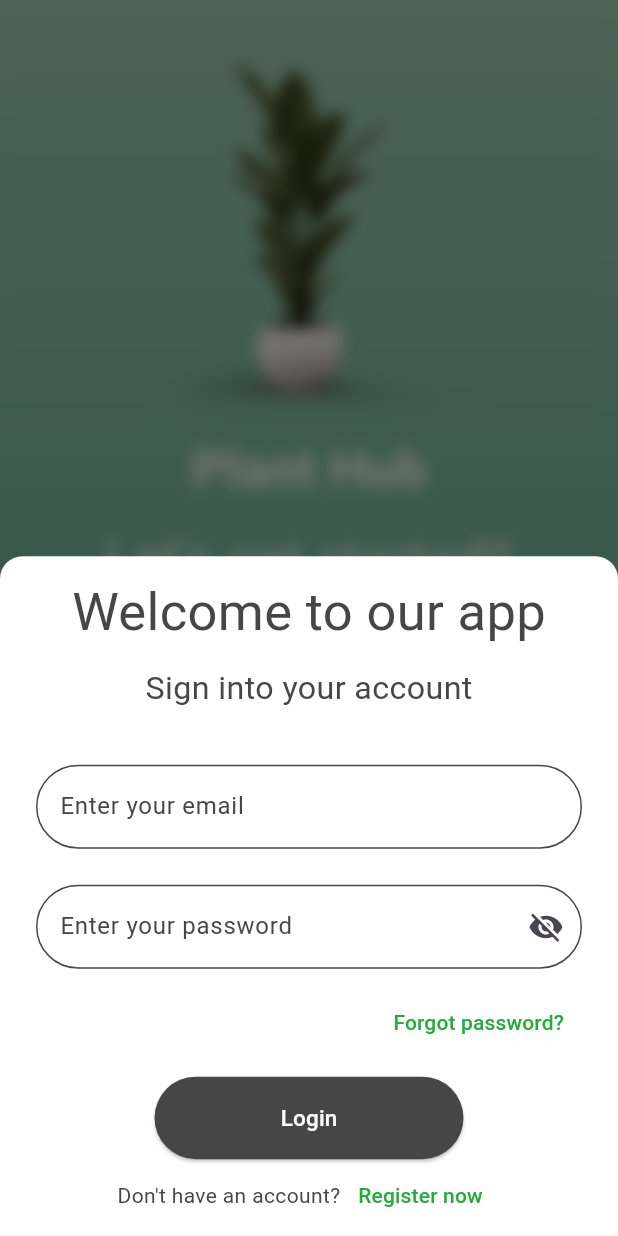
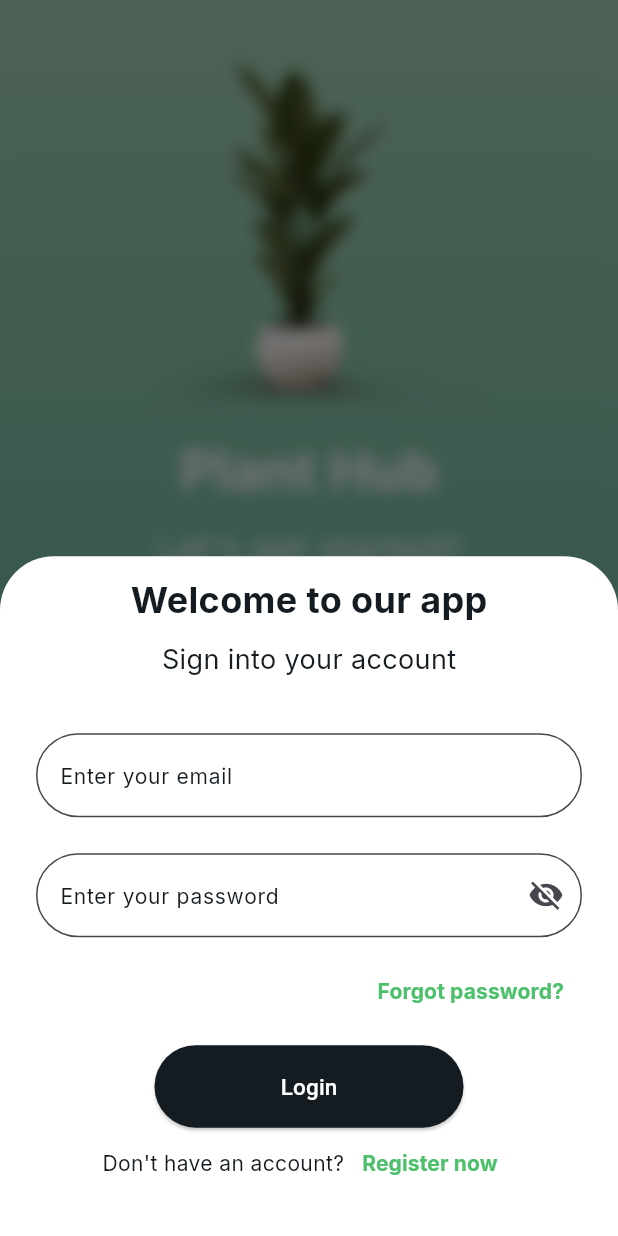
Before and after one commit to ScythK0TH/PlantDiseaseDetector, a Flutter app: the screen it shows after launch, after a tap on "Sign Up", after a tap on "Log In", on a phone screen of 412 x 824 dp. Run offline on Flutter 3.47's test engine with Material 3 defaults, Android fonts, the light colour scheme and no system bars; drawn by our look-alikes of animated_text_kit; our stand-ins replace equatable, flutter_bloc, google_fonts, image_picker; missing offline and left inert: bcrypt, mongo_dart, tflite_flutter; Roboto replaces fonts that are missing (Prompt).

Commit message:
version 0.5.1 by Patty

```diff
--- a/lib/main.dart
+++ b/lib/main.dart
@@ -20,7 +20,7 @@ class MainApp extends StatelessWidget {
         initialRoute: '/',
         routes: {
           '/': (context) => FirstPageScreen(),
-          '/recogniser': (context) => Recogniser(),
+          '/camera': (context) => Recogniser(),
         });
   }
 }
--- a/lib/style.dart
+++ b/lib/style.dart
@@ -59,6 +59,22 @@ TextStyle descTextStyleWhite({FontWeight fontWeight = FontWeight.normal}) =>
       decoration: TextDecoration.none,
     );
 
+TextStyle subDescTextStyleDark({FontWeight fontWeight = FontWeight.normal}) =>
+    GoogleFonts.inter(
+      fontSize: 14,
+      fontWeight: fontWeight,
+      color: primaryColor,
+      decoration: TextDecoration.none,
+    );
+
+TextStyle subDescTextStyleWhite({FontWeight fontWeight = FontWeight.normal}) =>
+    GoogleFonts.inter(
+      fontSize: 14,
+      fontWeight: fontWeight,
+      color: bgColor,
+      decoration: TextDecoration.none,
+    );
+
 // Alert & Success
 TextStyle alertTextStyle({FontWeight fontWeight = FontWeight.normal}) =>
     GoogleFonts.inter(
@@ -75,3 +91,19 @@ TextStyle successTextStyle({FontWeight fontWeight = FontWeight.normal}) =>
       color: successColor,
       decoration: TextDecoration.none,
     );
+
+TextStyle subAlertTextStyle({FontWeight fontWeight = FontWeight.normal}) =>
+    GoogleFonts.inter(
+      fontSize: 14,
+      fontWeight: fontWeight,
+      color: alertColor,
+      decoration: TextDecoration.none,
+    );
+
+TextStyle subSuccessTextStyle({FontWeight fontWeight = FontWeight.normal}) =>
+    GoogleFonts.inter(
+      fontSize: 14,
+      fontWeight: fontWeight,
+      color: successColor,
+      decoration: TextDecoration.none,
+    );
--- a/lib/widget/first_page.dart
+++ b/lib/widget/first_page.dart
@@ -2,6 +2,7 @@ import 'dart:ui';
 
 import 'package:animated_text_kit/animated_text_kit.dart';
 import 'package:flutter/material.dart';
+import 'package:project_pdd/style.dart';
 import 'package:project_pdd/widget/storage_page.dart';
 import 'login.dart';
 import 'register.dart';
@@ -77,14 +78,9 @@ class FirstPageScreenState extends State<FirstPageScreen> {
               // เพิ่มชื่อแอพใต้ภาพ
               Padding(
                 padding: EdgeInsets.only(top: 10.0),
-                child: Text(
-                  "Plant Hub", // ชื่อแอพที่คุณต้องการ
-                  style: TextStyle(
-                    color: Color.fromARGB(255, 255, 255, 255),
-                    fontSize: 35.0,
-                    fontWeight: FontWeight.bold,
-                  ),
-                ),
+                child: Text('Plant Hub',
+                    style:
+                        mainTitleTextStyleWhite(fontWeight: FontWeight.bold)),
               ),
               Flexible(
                 flex: 1, // เพิ่มส่วนนี้สำหรับข้อความที่พิมพ์
@@ -102,9 +98,7 @@ class FirstPageScreenState extends State<FirstPageScreen> {
                         animatedTexts: [
                           TypewriterAnimatedText(
                             textSequence[index],
-                            textStyle: TextStyle(
-                                color: Color.fromARGB(255, 255, 255, 255),
-                                fontSize: 35.0),
+                            textStyle: subTitleTextStyleWhite(fontWeight: FontWeight.normal),
                             speed: Duration(milliseconds: 200),
                             cursor: '|', // Cursor ที่ท้ายข้อความ
                           ),
@@ -125,9 +119,9 @@ class FirstPageScreenState extends State<FirstPageScreen> {
                     children: [
                       ElevatedButton(
                         style: ElevatedButton.styleFrom(
-                          backgroundColor: Color.fromARGB(255, 255, 255, 255),
+                          backgroundColor: bgColor,
                           shape: RoundedRectangleBorder(
-                            borderRadius: BorderRadius.circular(50.0),
+                            borderRadius: BorderRadius.circular(36.0),
                           ),
                           minimumSize: Size(0.70 * screenWidth, 55.0),
                         ),
@@ -170,19 +164,18 @@ class FirstPageScreenState extends State<FirstPageScreen> {
                         child: Text(
                           'Sign Up',
                           style:
-                              TextStyle(color: Color(0xFF464646), fontSize: 16),
+                              descTextStyleDark(fontWeight: FontWeight.normal),
                         ),
                       ),
                       SizedBox(height: 15),
                       OutlinedButton(
                         style: OutlinedButton.styleFrom(
                           shape: RoundedRectangleBorder(
-                            borderRadius: BorderRadius.circular(50.0),
+                            borderRadius: BorderRadius.circular(36.0),
                           ),
                           minimumSize: Size(0.70 * screenWidth, 55.0),
                           side: BorderSide(
-                            color: Color.fromARGB(
-                                255, 255, 255, 255), // สีของเส้นขอบ
+                            color: bgColor, // สีของเส้นขอบ
                             width: 2.0, // ความหนาของเส้นขอบ
                           ),
                         ),
@@ -224,9 +217,7 @@ class FirstPageScreenState extends State<FirstPageScreen> {
                         },
                         child: Text(
                           'Log In',
-                          style: TextStyle(
-                              color: Color.fromARGB(255, 255, 255, 255),
-                              fontSize: 16),
+                          style: descTextStyleWhite(fontWeight: FontWeight.normal),
                         ),
                       ),
                       SizedBox(height: 15),
@@ -242,7 +233,7 @@ class FirstPageScreenState extends State<FirstPageScreen> {
                         },
                         child: Text(
                           'Continue without an account',
-                          style: TextStyle(color: Color(0xFF444444)),
+                          style: subDescTextStyleDark(fontWeight: FontWeight.bold),
                         ),
                       ),
                     ],
--- a/lib/widget/login.dart
+++ b/lib/widget/login.dart
@@ -4,6 +4,7 @@ import 'package:animated_text_kit/animated_text_kit.dart';
 import 'package:mongo_dart/mongo_dart.dart' as mongo;
 import 'package:bcrypt/bcrypt.dart';
 import 'package:project_pdd/constant.dart';
+import 'package:project_pdd/style.dart';
 import 'package:project_pdd/widget/register.dart';
 import 'storage_page.dart';
 
@@ -83,8 +84,8 @@ class LoginAppState extends State<LoginApp> {
     return Container(
       alignment: Alignment.center,
       decoration: BoxDecoration(
-        color: const Color(0xFFFFFFFF),
-        borderRadius: BorderRadius.vertical(top: Radius.circular(15.0)),
+        color: bgColor,
+        borderRadius: BorderRadius.vertical(top: Radius.circular(36.0)),
       ),
       child: SingleChildScrollView(
         padding: EdgeInsets.only(
@@ -113,8 +114,8 @@ class LoginAppState extends State<LoginApp> {
                           animatedTexts: [
                             TypewriterAnimatedText(
                               textSequence[index],
-                              textStyle: TextStyle(
-                                  color: Color(0xFF464646), fontSize: 35.0),
+                              textStyle: subTitleTextStyleDark(
+                                  fontWeight: FontWeight.bold),
                               speed: Duration(milliseconds: 150),
                               cursor: '|',
                             ),
@@ -127,8 +128,7 @@ class LoginAppState extends State<LoginApp> {
                     SizedBox(height: 10),
                     Text(
                       "Sign into your account",
-                      style: TextStyle(
-                          color: const Color(0xFF464646), fontSize: 21.5),
+                      style: descTextStyleDark(fontWeight: FontWeight.normal),
                     ),
                   ],
                 ),
@@ -146,14 +146,15 @@ class LoginAppState extends State<LoginApp> {
                         controller: _emailController,
                         decoration: InputDecoration(
                           border: OutlineInputBorder(
-                              borderSide: BorderSide(
-                                  color: Color(0xFF464646), width: 2),
+                              borderSide:
+                                  BorderSide(color: primaryColor, width: 2),
                               borderRadius:
-                                  BorderRadius.all(Radius.circular(50.0))),
+                                  BorderRadius.all(Radius.circular(36.0))),
                           filled: true,
                           fillColor: Colors.white,
                           hintText: "Enter your email",
-                          hintStyle: TextStyle(color: const Color(0xFF464646)),
+                          hintStyle: subDescTextStyleDark(
+                              fontWeight: FontWeight.normal),
                         ),
                       ),
                     ),
@@ -165,14 +166,15 @@ class LoginAppState extends State<LoginApp> {
                         decoration: InputDecoration(
                           border: OutlineInputBorder(
                             borderSide:
-                                BorderSide(color: Color(0xFF464646), width: 2),
+                                BorderSide(color: primaryColor, width: 2),
                             borderRadius:
-                                BorderRadius.all(Radius.circular(50.0)),
+                                BorderRadius.all(Radius.circular(36.0)),
                           ),
                           filled: true,
-                          fillColor: Colors.white,
+                          fillColor: bgColor,
                           hintText: "Enter your password",
-                          hintStyle: TextStyle(color: Color(0xFF464646)),
+                          hintStyle: subDescTextStyleDark(
+                              fontWeight: FontWeight.normal),
                           suffixIcon: IconButton(
                             icon: Icon(
                               _isObscure
@@ -194,7 +196,8 @@ class LoginAppState extends State<LoginApp> {
                           alignment: Alignment.centerRight,
                           child: TextButton(
                             child: Text("Forgot password?",
-                                style: TextStyle(color: Color(0xFF27AC3C))),
+                                style: subSuccessTextStyle(
+                                    fontWeight: FontWeight.bold)),
                             onPressed: () {},
                           )),
                     ),
@@ -208,9 +211,9 @@ class LoginAppState extends State<LoginApp> {
                 children: [
                   ElevatedButton(
                       style: ElevatedButton.styleFrom(
-                        backgroundColor: Color(0xFF464646),
+                        backgroundColor: primaryColor,
                         shape: RoundedRectangleBorder(
-                          borderRadius: BorderRadius.circular(50.0),
+                          borderRadius: BorderRadius.circular(36.0),
                         ),
                         minimumSize: Size(0.50 * screenWidth, 55.0),
                       ),
@@ -225,13 +228,14 @@ class LoginAppState extends State<LoginApp> {
                     mainAxisAlignment: MainAxisAlignment.center,
                     children: [
                       Text("Don't have an account?",
-                          style: TextStyle(
-                              color: const Color.fromARGB(255, 70, 70, 70))),
+                          style: subDescTextStyleDark(
+                              fontWeight: FontWeight.normal)),
                       Container(
                           alignment: Alignment.centerRight,
                           child: TextButton(
                             child: Text("Register now",
-                                style: TextStyle(color: Color(0xFF27AC3C))),
+                                style: subSuccessTextStyle(
+                                    fontWeight: FontWeight.bold)),
                             onPressed: () {
                               Navigator.pop(context); // Close current modal
                               showSecondModal(
--- a/lib/widget/register.dart
+++ b/lib/widget/register.dart
@@ -4,6 +4,7 @@ import 'package:flutter/material.dart';
 import 'package:mongo_dart/mongo_dart.dart' as mongo;
 import 'package:bcrypt/bcrypt.dart';
 import 'package:project_pdd/constant.dart';
+import 'package:project_pdd/style.dart';
 import 'package:project_pdd/widget/login.dart';
 
 class RegisApp extends StatefulWidget {
@@ -83,8 +84,8 @@ class _RegisAppState extends State<RegisApp> {
     return Container(
       alignment: Alignment.center,
       decoration: BoxDecoration(
-        color: const Color.fromARGB(255, 255, 255, 255),
-        borderRadius: BorderRadius.vertical(top: Radius.circular(15.0)),
+        color: bgColor,
+        borderRadius: BorderRadius.vertical(top: Radius.circular(36.0)),
       ),
       child: SingleChildScrollView(
         padding: EdgeInsets.only(
@@ -113,8 +114,7 @@ class _RegisAppState extends State<RegisApp> {
                           animatedTexts: [
                             TypewriterAnimatedText(
                               textSequence[index],
-                              textStyle: TextStyle(
-                                  color: Color(0xFF464646), fontSize: 35.0),
+                              textStyle: subTitleTextStyleDark(fontWeight: FontWeight.bold),
                               speed: Duration(milliseconds: 150),
                               cursor: '|',
                             ),
@@ -127,8 +127,7 @@ class _RegisAppState extends State<RegisApp> {
                     SizedBox(height: 10),
                     Text(
                       "Create your account",
-                      style:
-                          TextStyle(color: Color(0xFF464646), fontSize: 21.5),
+                      style: descTextStyleDark(fontWeight: FontWeight.normal),
                     ),
                   ],
                 ),
@@ -147,13 +146,13 @@ class _RegisAppState extends State<RegisApp> {
                         decoration: InputDecoration(
                           border: OutlineInputBorder(
                               borderSide: BorderSide(
-                                  color: Color(0xFF464646), width: 2),
+                                  color: primaryColor, width: 2),
                               borderRadius:
-                                  BorderRadius.all(Radius.circular(50.0))),
+                                  BorderRadius.all(Radius.circular(36.0))),
                           filled: true,
-                          fillColor: Colors.white,
+                          fillColor: bgColor,
                           hintText: "Enter your email",
-                          hintStyle: TextStyle(color: const Color(0xFF464646)),
+                          hintStyle: subDescTextStyleDark(fontWeight: FontWeight.normal),
                         ),
                         onChanged: (_) => _validateForm(),
                       ),
@@ -166,14 +165,14 @@ class _RegisAppState extends State<RegisApp> {
                         decoration: InputDecoration(
                           border: OutlineInputBorder(
                             borderSide:
-                                BorderSide(color: Color(0xFF464646), width: 2),
+                                BorderSide(color: primaryColor, width: 2),
                             borderRadius:
-                                BorderRadius.all(Radius.circular(50.0)),
+                                BorderRadius.all(Radius.circular(36.0)),
                           ),
                           filled: true,
-                          fillColor: Colors.white,
+                          fillColor: bgColor,
                           hintText: "Enter your password",
-                          hintStyle: TextStyle(color: Color(0xFF464646)),
+                          hintStyle: subDescTextStyleDark(fontWeight: FontWeight.normal),
                           suffixIcon: IconButton(
                             icon: Icon(
                               _isObscure1
@@ -198,14 +197,14 @@ class _RegisAppState extends State<RegisApp> {
                         decoration: InputDecoration(
                           border: OutlineInputBorder(
                             borderSide:
-                                BorderSide(color: Color(0xFF464646), width: 2),
+                                BorderSide(color: primaryColor, width: 2),
                             borderRadius:
-                                BorderRadius.all(Radius.circular(50.0)),
+                                BorderRadius.all(Radius.circular(36.0)),
                           ),
                           filled: true,
-                          fillColor: Colors.white,
+                          fillColor: bgColor,
                           hintText: "Confirm your password",
-                          hintStyle: TextStyle(color: Color(0xFF464646)),
+                          hintStyle: subDescTextStyleDark(fontWeight: FontWeight.normal),
                           suffixIcon: IconButton(
                             icon: Icon(
                               _isObscure2
@@ -235,10 +234,10 @@ class _RegisAppState extends State<RegisApp> {
                     child: ElevatedButton(
                       style: ElevatedButton.styleFrom(
                         backgroundColor: _isRegisterEnabled
-                            ? Color(0xFF464646)
-                            : Colors.grey,
+                            ? primaryColor
+                            : secondaryColor,
                         shape: RoundedRectangleBorder(
-                          borderRadius: BorderRadius.circular(50.0),
+                          borderRadius: BorderRadius.circular(36.0),
                         ),
                         minimumSize: Size(0.50 * screenWidth, 55.0),
                       ),
@@ -249,7 +248,7 @@ class _RegisAppState extends State<RegisApp> {
                         child: Text("Register",
                             style: TextStyle(
                                 fontSize: 15.0,
-                                color: Color.fromARGB(255, 255, 255, 255))),
+                                color: bgColor,)),
                       ),
                     ),
                   ),
@@ -259,12 +258,12 @@ class _RegisAppState extends State<RegisApp> {
                       mainAxisAlignment: MainAxisAlignment.center,
                       children: [
                         Text("Already have an account?",
-                            style: TextStyle(color: Color(0xFF464646))),
+                            style: subDescTextStyleDark(fontWeight: FontWeight.normal)),
                         Container(
                           alignment: Alignment.centerRight,
                           child: TextButton(
                             child: Text("Login now",
-                                style: TextStyle(color: Color(0xFF27AC3C))),
+                                style: subSuccessTextStyle(fontWeight: FontWeight.bold)),
                             onPressed: () {
                               Navigator.pop(context);
                               showFirstModal(context);
```
Also changed, not shown: 4 other files.
